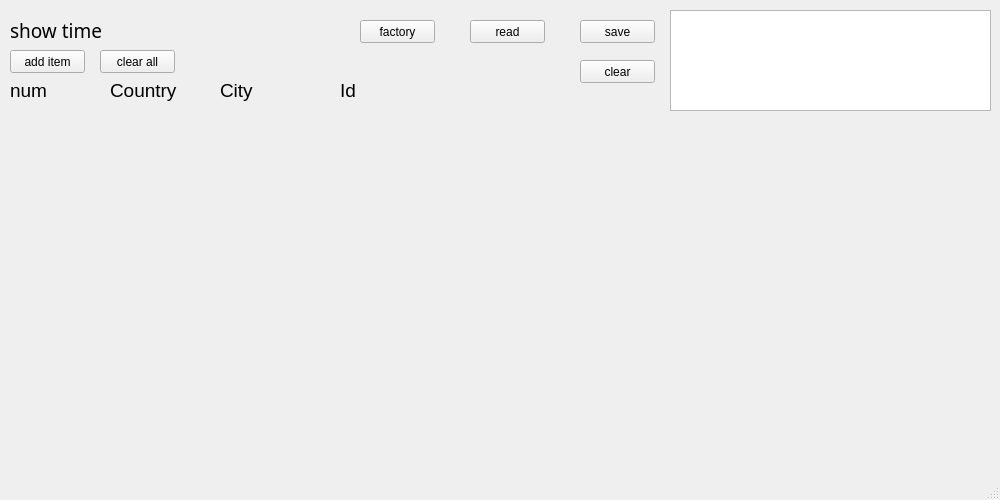
Before: the Qt Designer form weather.ui in sswm/edit_network_info, drawn with Qt 5.
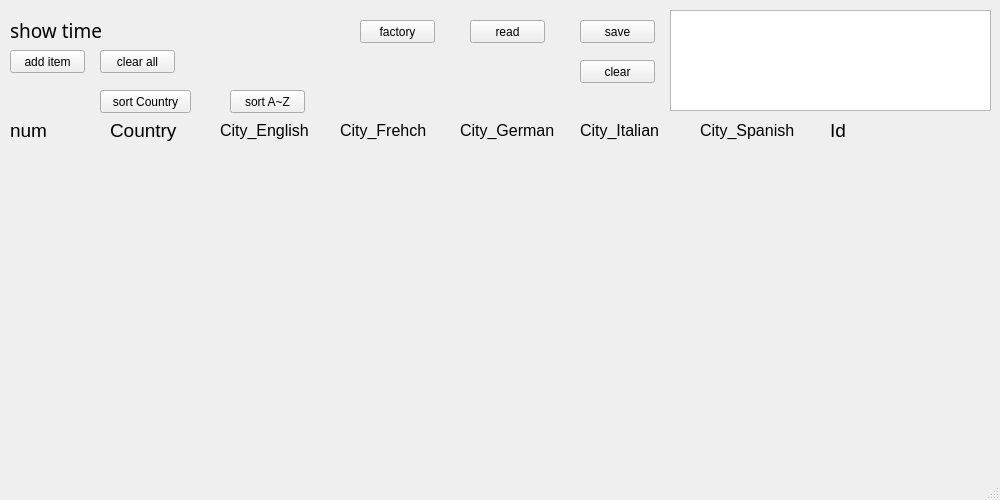
After: the same form once the commit is applied.

Commit message: 1.add sort country and city

```diff
--- a/weather.ui
+++ b/weather.ui
@@ -125,7 +125,7 @@
     <property name="geometry">
      <rect>
       <x>110</x>
-      <y>80</y>
+      <y>120</y>
       <width>91</width>
       <height>21</height>
      </rect>
@@ -142,8 +142,8 @@
    <widget class="QLabel" name="label_Name">
     <property name="geometry">
      <rect>
-      <x>340</x>
-      <y>80</y>
+      <x>830</x>
+      <y>120</y>
       <width>51</width>
       <height>21</height>
      </rect>
@@ -161,25 +161,25 @@
     <property name="geometry">
      <rect>
       <x>220</x>
-      <y>80</y>
-      <width>51</width>
+      <y>120</y>
+      <width>100</width>
       <height>21</height>
      </rect>
     </property>
     <property name="font">
      <font>
-      <pointsize>14</pointsize>
+      <pointsize>12</pointsize>
      </font>
     </property>
     <property name="text">
-     <string>City</string>
+     <string>City_English</string>
     </property>
    </widget>
    <widget class="QLabel" name="label_Num">
     <property name="geometry">
      <rect>
       <x>10</x>
-      <y>80</y>
+      <y>120</y>
       <width>51</width>
       <height>21</height>
      </rect>
@@ -193,6 +193,104 @@
      <string>num</string>
     </property>
    </widget>
+   <widget class="QLabel" name="label_Style_French">
+    <property name="geometry">
+     <rect>
+      <x>340</x>
+      <y>120</y>
+      <width>100</width>
+      <height>21</height>
+     </rect>
+    </property>
+    <property name="font">
+     <font>
+      <pointsize>12</pointsize>
+     </font>
+    </property>
+    <property name="text">
+     <string>City_Frehch</string>
+    </property>
+   </widget>
+   <widget class="QLabel" name="label_Style_German">
+    <property name="geometry">
+     <rect>
+      <x>460</x>
+      <y>120</y>
+      <width>100</width>
+      <height>21</height>
+     </rect>
+    </property>
+    <property name="font">
+     <font>
+      <pointsize>12</pointsize>
+     </font>
+    </property>
+    <property name="text">
+     <string>City_German</string>
+    </property>
+   </widget>
+   <widget class="QLabel" name="label_Style_Italian">
+    <property name="geometry">
+     <rect>
+      <x>580</x>
+      <y>120</y>
+      <width>100</width>
+      <height>21</height>
+     </rect>
+    </property>
+    <property name="font">
+     <font>
+      <pointsize>12</pointsize>
+     </font>
+    </property>
+    <property name="text">
+     <string>City_Italian</string>
+    </property>
+   </widget>
+   <widget class="QLabel" name="label_Style_Spanish">
+    <property name="geometry">
+     <rect>
+      <x>700</x>
+      <y>120</y>
+      <width>100</width>
+      <height>21</height>
+     </rect>
+    </property>
+    <property name="font">
+     <font>
+      <pointsize>12</pointsize>
+     </font>
+    </property>
+    <property name="text">
+     <string>City_Spanish</string>
+    </property>
+   </widget>
+   <widget class="QPushButton" name="pushButton_sort_city">
+    <property name="geometry">
+     <rect>
+      <x>230</x>
+      <y>90</y>
+      <width>75</width>
+      <height>23</height>
+     </rect>
+    </property>
+    <property name="text">
+     <string>sort A~Z</string>
+    </property>
+   </widget>
+   <widget class="QPushButton" name="pushButton_sort_country">
+    <property name="geometry">
+     <rect>
+      <x>100</x>
+      <y>90</y>
+      <width>91</width>
+      <height>23</height>
+     </rect>
+    </property>
+    <property name="text">
+     <string>sort Country</string>
+    </property>
+   </widget>
   </widget>
   <widget class="QStatusBar" name="statusbar"/>
  </widget>
```
Left out of the diff: 2 changed lines with no effect on the pictures. The commit also changes 7 other files.
